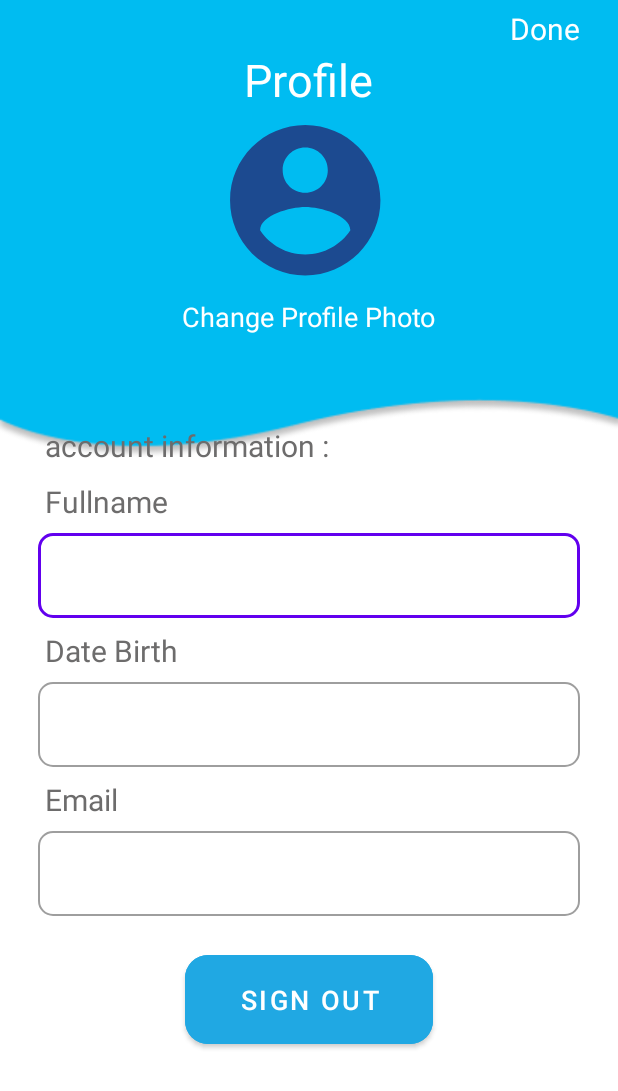
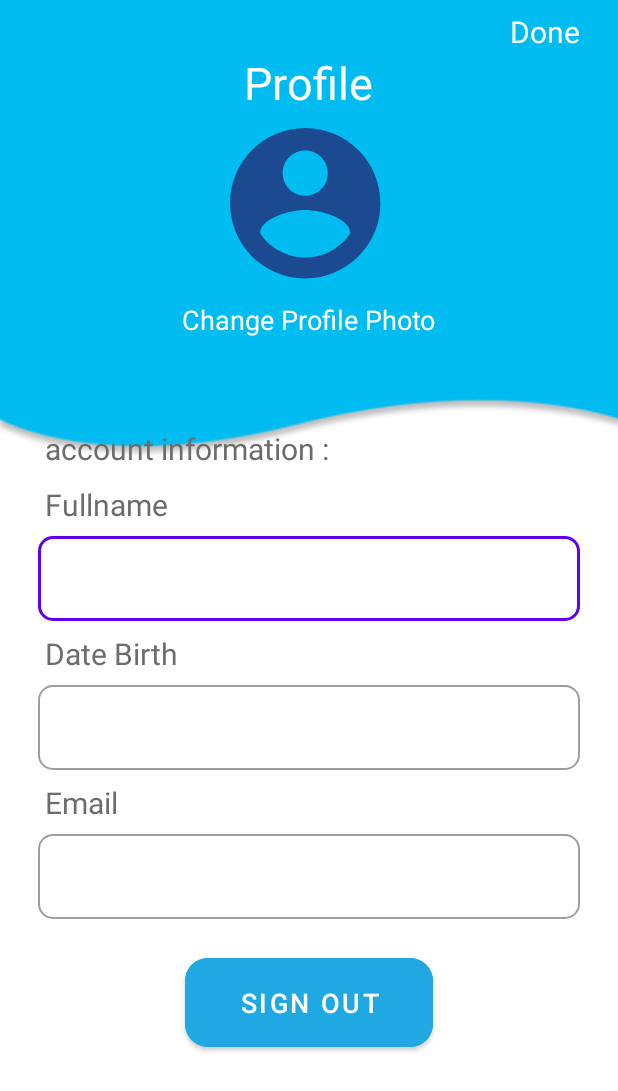
Before and after one commit to ISMutia/MemberAreaInovindo, an Android app: the ProfileActivity screen opened directly, with no data from a screen before it, on a phone screen of 412 x 824 dp. Shown: the top 1091 px of the screen. Run offline under Robolectric (Android 15) with nearby library versions, the phone set to English and light mode, and no system bars.

```diff
--- a/app/src/main/res/layout/activity_profile.xml
+++ b/app/src/main/res/layout/activity_profile.xml
@@ -16,7 +16,7 @@
         android:id="@+id/txtDone"
         android:layout_width="wrap_content"
         android:layout_height="wrap_content"
-        android:layout_marginTop="5dp"
+        android:layout_marginTop="7dp"
         android:layout_marginLeft="340dp"
         android:text="Done"
         android:textColor="#FFFFFF"
```
